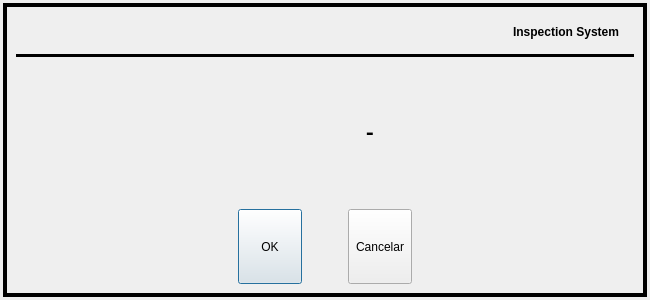
Qt form LDFV2/util/dlginfo.ui (Masipack/LDV) before a commit.
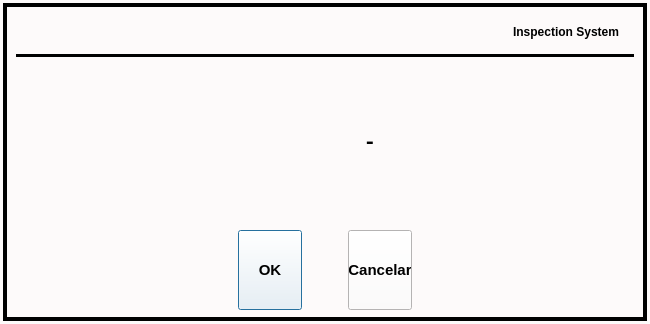
The same form after that commit. Icons and pictures are not drawn. Custom widgets are drawn as their Qt base class.

```diff
--- a/LDFV2/util/dlginfo.ui
+++ b/LDFV2/util/dlginfo.ui
@@ -10,12 +10,15 @@
     <x>0</x>
     <y>0</y>
     <width>650</width>
-    <height>300</height>
+    <height>324</height>
    </rect>
   </property>
   <property name="windowTitle">
    <string>Dialog</string>
   </property>
+  <property name="styleSheet">
+   <string notr="true">background-color: rgb(253, 250, 250);</string>
+  </property>
   <property name="modal">
    <bool>true</bool>
   </property>
@@ -236,7 +239,7 @@
           <property name="minimumSize">
            <size>
             <width>64</width>
-            <height>75</height>
+            <height>80</height>
            </size>
           </property>
           <property name="maximumSize">
@@ -245,6 +248,13 @@
             <height>75</height>
            </size>
           </property>
+          <property name="font">
+           <font>
+            <pointsize>11</pointsize>
+            <weight>75</weight>
+            <bold>true</bold>
+           </font>
+          </property>
           <property name="text">
            <string>OK</string>
           </property>
@@ -292,7 +302,7 @@
           <property name="minimumSize">
            <size>
             <width>64</width>
-            <height>75</height>
+            <height>80</height>
            </size>
           </property>
           <property name="maximumSize">
@@ -301,6 +311,13 @@
             <height>75</height>
            </size>
           </property>
+          <property name="font">
+           <font>
+            <pointsize>11</pointsize>
+            <weight>75</weight>
+            <bold>true</bold>
+           </font>
+          </property>
           <property name="text">
            <string>Cancelar</string>
           </property>
```
Left out of the diff: 2 changed lines with no effect on the pictures.
